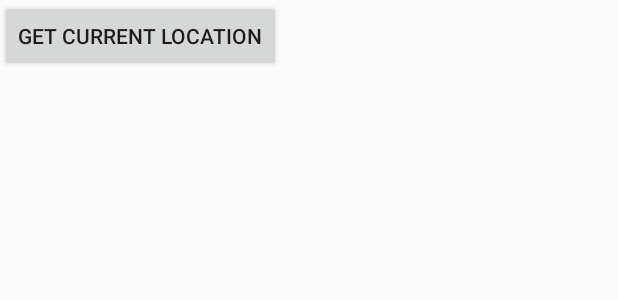
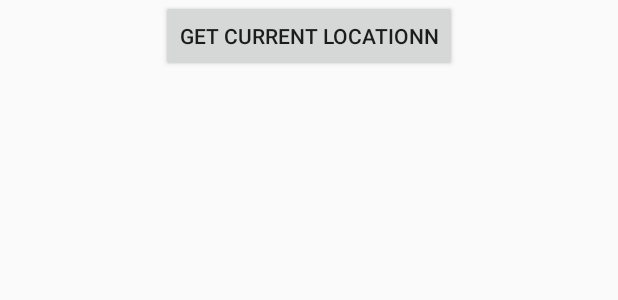
Before and after one commit to Mi6u3l/UCD_A_Battery_Consumption, an Android app: the layout activity_main.xml on its own in the app's theme, with its tools: preview values and no code run, on a phone screen of 412 x 824 dp. Shown: the top 300 px of the screen. Run offline under Robolectric (Android 15) with nearby library versions, the light colour scheme and no system bars.

Commit message:
improves layout

```diff
--- a/app/build.gradle
+++ b/app/build.gradle
@@ -7,8 +7,8 @@ android {
         applicationId "com.miguelbragagomes.ucd_a_performance"
         minSdkVersion 15
         targetSdkVersion 29
-        versionCode 22
-        versionName "22"
+        versionCode 23
+        versionName "23"
         testInstrumentationRunner "androidx.test.runner.AndroidJUnitRunner"
     }
     buildTypes {
--- a/app/src/main/res/layout/activity_main.xml
+++ b/app/src/main/res/layout/activity_main.xml
@@ -5,11 +5,17 @@
     android:layout_width="match_parent"
     android:layout_height="match_parent"
     tools:context=".MainActivity">
+
+    <RelativeLayout
+        android:layout_width="match_parent"
+        android:layout_height="match_parent">
+
         <Button
             android:id="@+id/button_id"
             android:layout_height="wrap_content"
             android:layout_width="wrap_content"
-        android:text="Get Current location"
+            android:text="Get Current locationn"
+            android:layout_centerHorizontal="true"
             android:onClick="startGPSTest"
             />
         <TextView
@@ -19,5 +25,8 @@
             android:gravity="center"
             />
 
+    </RelativeLayout>
+
+
 
 </androidx.constraintlayout.widget.ConstraintLayout>
```
Also changed, not shown: 2 other files. Lines whose indentation alone changed are shown as unchanged.
